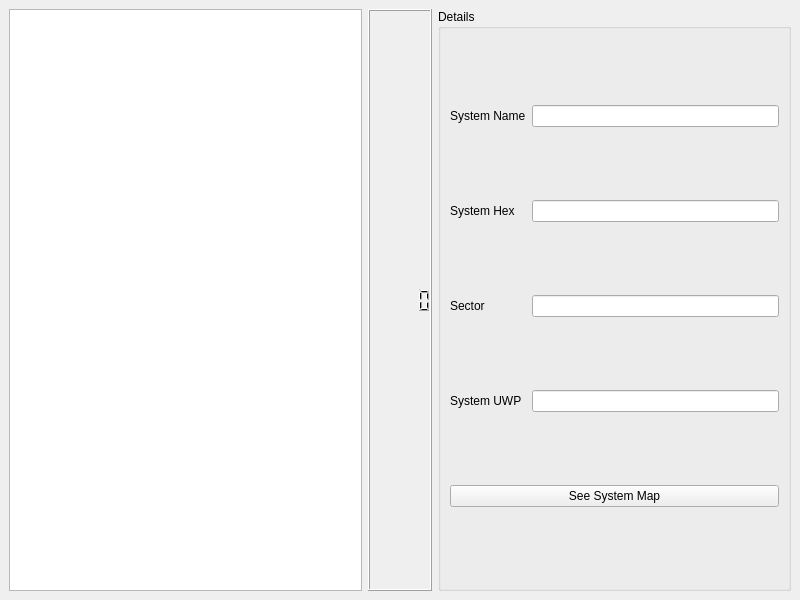
The window that ShipboardTools/Window_SectorMap.ui (AganDur/TravellerTool) describes before a commit, drawn with Qt 5.
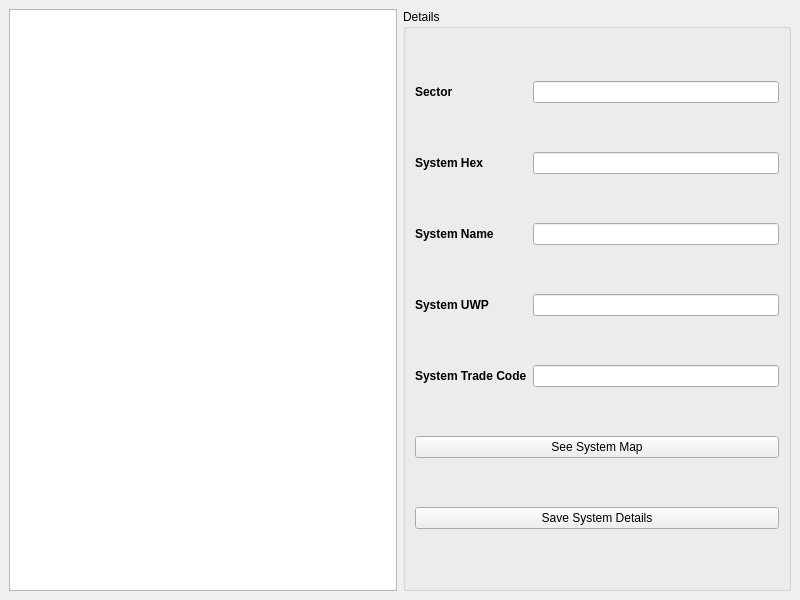
The same window after the commit. Custom widgets are drawn as their Qt base class.

```diff
--- a/ShipboardTools/Window_SectorMap.ui
+++ b/ShipboardTools/Window_SectorMap.ui
@@ -18,61 +18,108 @@
     <item>
      <widget class="MapView" name="mapView"/>
     </item>
-    <item>
-     <widget class="QLCDNumber" name="zoomLogger"/>
-    </item>
     <item>
      <widget class="QGroupBox" name="groupBox">
       <property name="title">
        <string>Details</string>
       </property>
       <layout class="QGridLayout" name="gridLayout">
-       <item row="0" column="1">
-        <widget class="QLabel" name="label">
+       <item row="1" column="0">
+        <widget class="QLabel" name="label_2">
+         <property name="font">
+          <font>
+           <bold>true</bold>
+          </font>
+         </property>
          <property name="text">
-          <string>System Name</string>
+          <string>System Hex</string>
          </property>
         </widget>
        </item>
-       <item row="4" column="1" colspan="2">
+       <item row="1" column="1">
+        <widget class="QLineEdit" name="hexEdit">
+         <property name="enabled">
+          <bool>true</bool>
+         </property>
+        </widget>
+       </item>
+       <item row="6" column="1">
+        <widget class="QLineEdit" name="tradeEdit"/>
+       </item>
+       <item row="8" column="0" colspan="2">
+        <widget class="QPushButton" name="saveSystemButton">
+         <property name="text">
+          <string>Save System Details</string>
+         </property>
+        </widget>
+       </item>
+       <item row="2" column="1">
+        <widget class="QLineEdit" name="nameEdit"/>
+       </item>
+       <item row="7" column="0" colspan="2">
         <widget class="QPushButton" name="systemMapButton">
          <property name="text">
           <string>See System Map</string>
          </property>
         </widget>
        </item>
-       <item row="1" column="2">
-        <widget class="QLineEdit" name="hexEdit"/>
-       </item>
-       <item row="0" column="2">
-        <widget class="QLineEdit" name="nameEdit"/>
-       </item>
-       <item row="3" column="1">
+       <item row="5" column="0">
         <widget class="QLabel" name="label_3">
+         <property name="font">
+          <font>
+           <bold>true</bold>
+          </font>
+         </property>
          <property name="text">
           <string>System UWP</string>
          </property>
         </widget>
        </item>
-       <item row="3" column="2">
+       <item row="2" column="0">
+        <widget class="QLabel" name="label">
+         <property name="font">
+          <font>
+           <bold>true</bold>
+          </font>
+         </property>
+         <property name="text">
+          <string>System Name</string>
+         </property>
+        </widget>
+       </item>
+       <item row="5" column="1">
         <widget class="QLineEdit" name="uwpEdit"/>
        </item>
-       <item row="1" column="1">
-        <widget class="QLabel" name="label_2">
-         <property name="text">
-          <string>System Hex</string>
-         </property>
-        </widget>
-       </item>
-       <item row="2" column="1">
+       <item row="0" column="0">
         <widget class="QLabel" name="label_4">
+         <property name="font">
+          <font>
+           <bold>true</bold>
+          </font>
+         </property>
          <property name="text">
           <string>Sector</string>
          </property>
         </widget>
        </item>
-       <item row="2" column="2">
-        <widget class="QLineEdit" name="sectorEdit"/>
+       <item row="0" column="1">
+        <widget class="QLineEdit" name="sectorEdit">
+         <property name="enabled">
+          <bool>true</bool>
+         </property>
+        </widget>
+       </item>
+       <item row="6" column="0">
+        <widget class="QLabel" name="label_5">
+         <property name="font">
+          <font>
+           <bold>true</bold>
+          </font>
+         </property>
+         <property name="text">
+          <string>System Trade Code</string>
+         </property>
+        </widget>
        </item>
       </layout>
      </widget>
```
Left out of the diff: 25 changed lines with no effect on the pictures.
